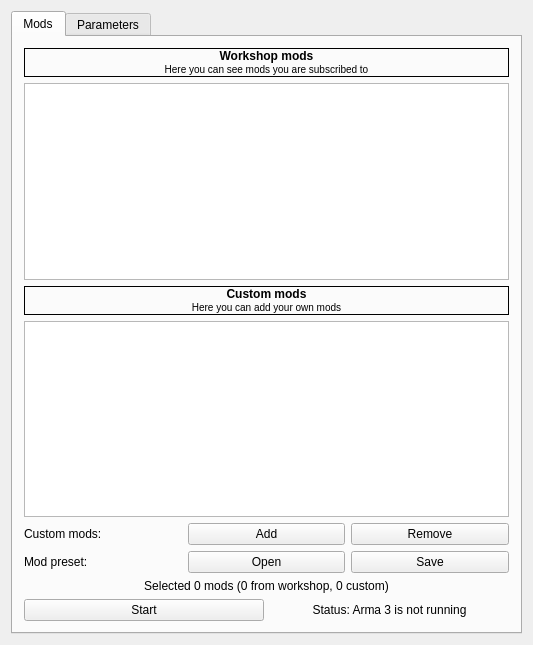
First picture: the form in src/arma3-unix-launcher/mainwindow.ui, repository muttleyxd/arma3-unix-launcher, before the edit.
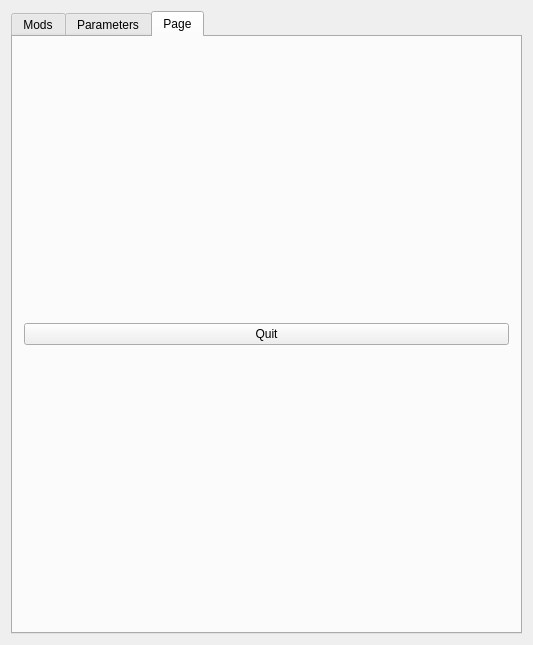
Second picture: the form after the edit. The open tabs and pages were chosen to show the change. Icons and pictures are not drawn.

Commit message:
mainwindow: restore quit button
fixes #49

```diff
--- a/src/arma3-unix-launcher/mainwindow.ui
+++ b/src/arma3-unix-launcher/mainwindow.ui
@@ -590,6 +590,20 @@
           </item>
          </layout>
         </widget>
+        <widget class="QWidget" name="tab_other">
+         <attribute name="title">
+          <string>Page</string>
+         </attribute>
+         <layout class="QVBoxLayout" name="verticalLayout">
+          <item>
+           <widget class="QPushButton" name="button_quit">
+            <property name="text">
+             <string>Quit</string>
+            </property>
+           </widget>
+          </item>
+         </layout>
+        </widget>
        </widget>
       </item>
      </layout>
```
The commit also changes 2 other files.
